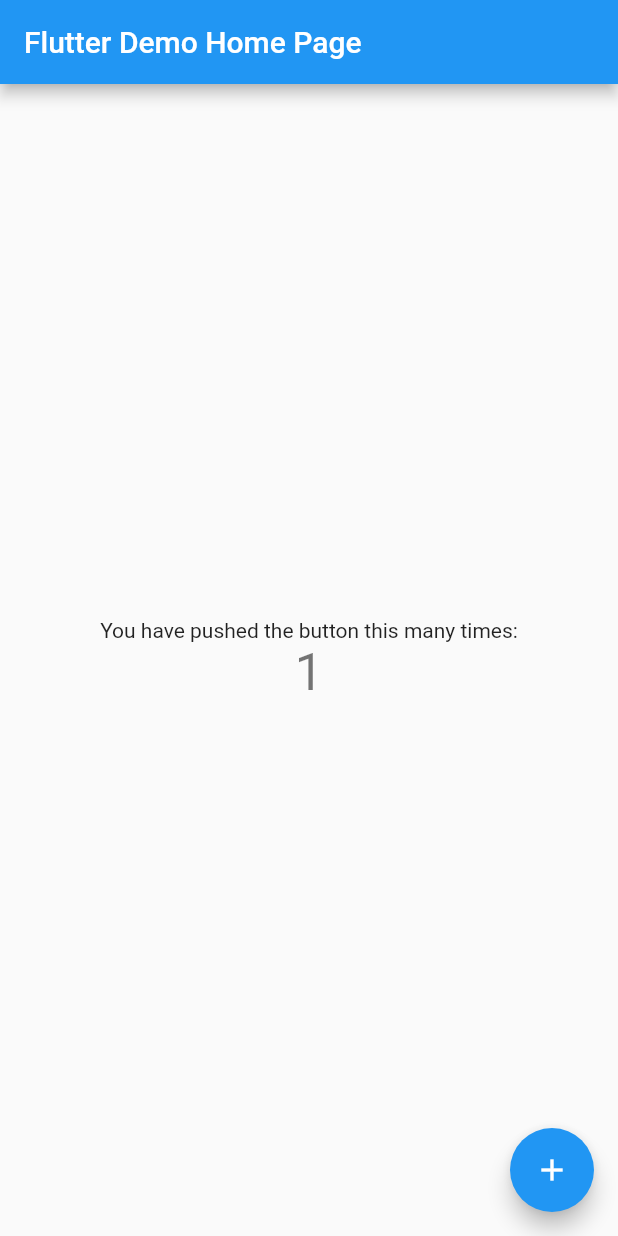
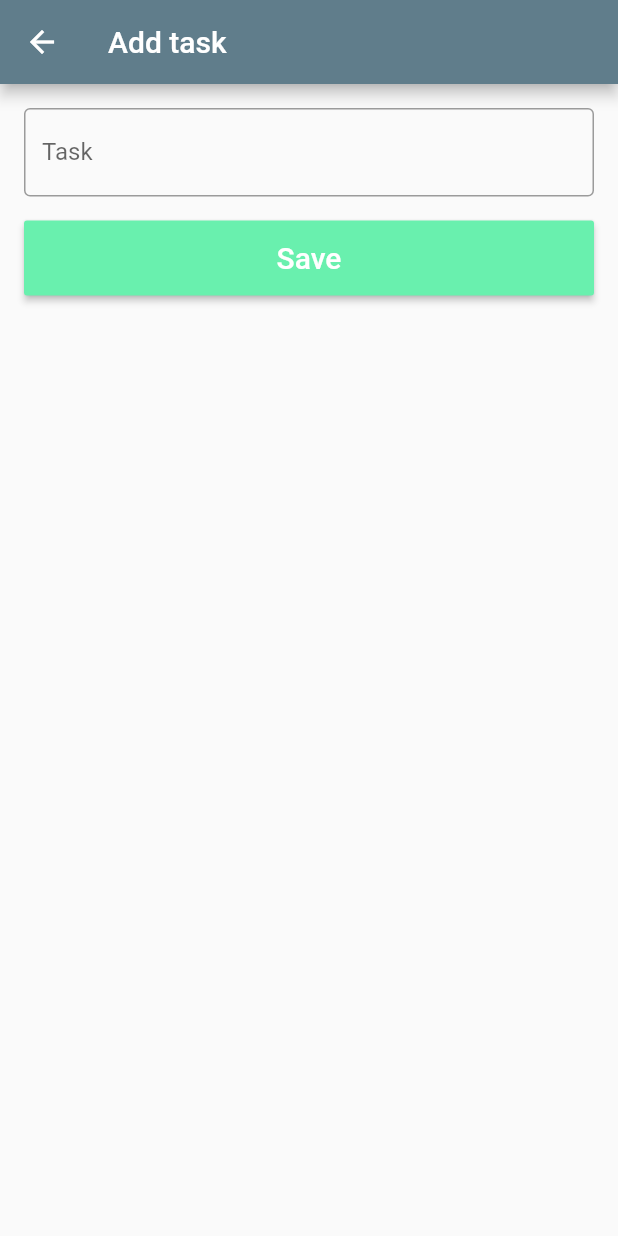
Before and after one commit to theolm/flutter_lesson3, a Flutter app: the screen it shows after launch, after a tap on the "add" icon, on a phone screen of 412 x 824 dp. Run offline on Flutter 3.47's test engine with Material 2 defaults, Android fonts, the phone set to English and light mode, and no system bars.

Commit message:
todo list

```diff
--- /dev/null
+++ b/flutter_lesson3/lib/add_page.dart
@@ -0,0 +1,66 @@
+import 'package:flutter/material.dart';
+
+class AddPage extends StatelessWidget {
+  @override
+  Widget build(BuildContext context) {
+    return Scaffold(
+      appBar: AppBar(
+        backgroundColor: Colors.blueGrey,
+        title: Text('Add task'),
+      ),
+      body: AddPageBody(),
+    );
+  }
+}
+
+class AddPageBody extends StatelessWidget {
+  var _controller = TextEditingController();
+
+  @override
+  Widget build(BuildContext context) {
+    return Container(
+      margin: EdgeInsets.all(16),
+      child: Column(
+        children: <Widget>[
+          TextField(
+            controller: _controller,
+            decoration: InputDecoration(
+              border: OutlineInputBorder(),
+              labelText: 'Task',
+            ),
+          ),
+          SizedBox(height: 16),
+          SizedBox(
+            width: double.infinity,
+            height: 50,
+            child: RaisedButton(
+              color: Colors.greenAccent,
+              onPressed: () {
+                saveTask(context);
+              },
+              child: Text(
+                'Save',
+                style: TextStyle(
+                  color: Colors.white,
+                  fontSize: 20,
+                ),
+              ),
+            ),
+          ),
+        ],
+      ),
+    );
+  }
+
+  void saveTask(BuildContext context) async {
+//    if(_controller.text != null) {
+//      var prefs = await SharedPreferences.getInstance();
+//      List<String> tasks = prefs.getStringList('tasks') ?? [];
+//      tasks.add(_controller.text);
+//      print(tasks);
+//      prefs.setStringList('tasks', tasks);
+//      Navigator.pop(context, true);
+//    }
+
+  }
+}
--- a/flutter_lesson3/lib/main.dart
+++ b/flutter_lesson3/lib/main.dart
@@ -1,4 +1,7 @@
 import 'package:flutter/material.dart';
+import 'package:flutter_lesson3/taskrow.dart';
+
+import 'add_page.dart';
 
 void main() => runApp(MyApp());
 
@@ -9,34 +12,15 @@
     return MaterialApp(
       title: 'Flutter Demo',
       theme: ThemeData(
-        // This is the theme of your application.
-        //
-        // Try running your application with "flutter run". You'll see the
-        // application has a blue toolbar. Then, without quitting the app, try
-        // changing the primarySwatch below to Colors.green and then invoke
-        // "hot reload" (press "r" in the console where you ran "flutter run",
-        // or simply save your changes to "hot reload" in a Flutter IDE).
-        // Notice that the counter didn't reset back to zero; the application
-        // is not restarted.
-        primarySwatch: Colors.blue,
+        primarySwatch: Colors.blueGrey,
       ),
-      home: MyHomePage(title: 'Flutter Demo Home Page'),
+      home: MyHomePage(title: 'TODO List'),
     );
   }
 }
 
 class MyHomePage extends StatefulWidget {
   MyHomePage({Key key, this.title}) : super(key: key);
-
-  // This widget is the home page of your application. It is stateful, meaning
-  // that it has a State object (defined below) that contains fields that affect
-  // how it looks.
-
-  // This class is the configuration for the state. It holds the values (in this
-  // case the title) provided by the parent (in this case the App widget) and
-  // used by the build method of the State. Fields in a Widget subclass are
-  // always marked "final".
-
   final String title;
 
   @override
@@ -44,68 +28,46 @@
 }
 
 class _MyHomePageState extends State<MyHomePage> {
-  int _counter = 0;
-
-  void _incrementCounter() {
-    setState(() {
-      // This call to setState tells the Flutter framework that something has
-      // changed in this State, which causes it to rerun the build method below
-      // so that the display can reflect the updated values. If we changed
-      // _counter without calling setState(), then the build method would not be
-      // called again, and so nothing would appear to happen.
-      _counter++;
-    });
-  }
+  List<String> todoList = [];
 
   @override
   Widget build(BuildContext context) {
-    // This method is rerun every time setState is called, for instance as done
-    // by the _incrementCounter method above.
-    //
-    // The Flutter framework has been optimized to make rerunning build methods
-    // fast, so that you can just rebuild anything that needs updating rather
-    // than having to individually change instances of widgets.
+    loadlist();
     return Scaffold(
       appBar: AppBar(
-        // Here we take the value from the MyHomePage object that was created by
-        // the App.build method, and use it to set our appbar title.
         title: Text(widget.title),
       ),
-      body: Center(
-        // Center is a layout widget. It takes a single child and positions it
-        // in the middle of the parent.
-        child: Column(
-          // Column is also a layout widget. It takes a list of children and
-          // arranges them vertically. By default, it sizes itself to fit its
-          // children horizontally, and tries to be as tall as its parent.
-          //
-          // Invoke "debug painting" (press "p" in the console, choose the
-          // "Toggle Debug Paint" action from the Flutter Inspector in Android
-          // Studio, or the "Toggle Debug Paint" command in Visual Studio Code)
-          // to see the wireframe for each widget.
-          //
-          // Column has various properties to control how it sizes itself and
-          // how it positions its children. Here we use mainAxisAlignment to
-          // center the children vertically; the main axis here is the vertical
-          // axis because Columns are vertical (the cross axis would be
-          // horizontal).
-          mainAxisAlignment: MainAxisAlignment.center,
-          children: <Widget>[
-            Text(
-              'You have pushed the button this many times:',
-            ),
-            Text(
-              '$_counter',
-              style: Theme.of(context).textTheme.display1,
-            ),
-          ],
-        ),
+      body: ListView.builder(
+        itemCount: todoList.length,
+        itemBuilder: (context, position) {
+          return TaskRow(
+              callback: (){
+                loadlist();
+              },
+              text: todoList[position]);
+        },
       ),
       floatingActionButton: FloatingActionButton(
-        onPressed: _incrementCounter,
-        tooltip: 'Increment',
+        onPressed: () async {
+          var res = await Navigator.push(
+                context,
+                MaterialPageRoute(
+                    settings: RouteSettings(name: 'AddPage'),
+                    builder: (context) => AddPage()),
+              ) ??
+              false;
+
+          print(res);
+        },
         child: Icon(Icons.add),
-      ), // This trailing comma makes auto-formatting nicer for build methods.
+      ),
     );
   }
+
+  void loadlist() async {
+//    var prefs = await SharedPreferences.getInstance();
+//    setState(() {
+//      todoList = prefs.getStringList('tasks') ?? [];
+//    });
+  }
 }
--- /dev/null
+++ b/flutter_lesson3/lib/taskrow.dart
@@ -0,0 +1,29 @@
+import 'package:flutter/material.dart';
+
+class TaskRow extends StatelessWidget {
+  final String text;
+  final Function callback;
+
+  const TaskRow({Key key, @required this.text, @required this.callback}) : super(key: key);
+
+  @override
+  Widget build(BuildContext context) {
+    return ListTile(
+      title: Text(text),
+      trailing: IconButton(
+        onPressed: () {
+          delete();
+        },
+        icon: Icon(Icons.delete),
+      ),
+    );
+  }
+
+  void delete() async {
+//    var prefs = await SharedPreferences.getInstance();
+//    List<String> tasks = prefs.getStringList('tasks');
+//    tasks.remove(text);
+//    prefs.setStringList('tasks', tasks);
+//    callback();
+  }
+}
```
